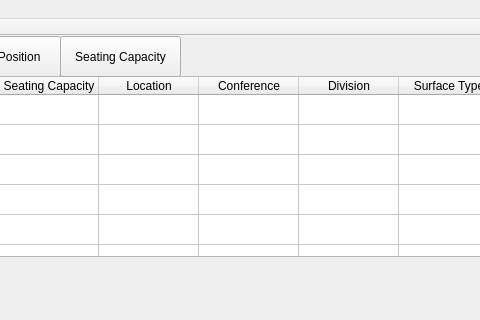
Old version of the form mainwindow.ui in the repository Ling2251/CS1C-NFL_Porject; both pictures show x 370 to 850 and y 0 to 320 of the 1328 by 874 pixel window.
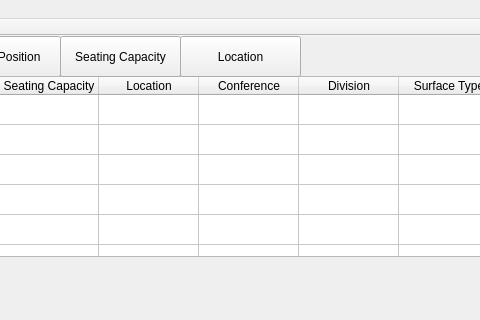
New version of the form. Icons and pictures are not drawn.

Commit message: location sorting fix

Patch:
```diff
--- a/mainwindow.ui
+++ b/mainwindow.ui
@@ -688,6 +688,19 @@
      <string>Seating Capacity</string>
     </property>
    </widget>
+   <widget class="QPushButton" name="pushButton_2">
+    <property name="geometry">
+     <rect>
+      <x>550</x>
+      <y>0</y>
+      <width>121</width>
+      <height>41</height>
+     </rect>
+    </property>
+    <property name="text">
+     <string>Location</string>
+    </property>
+   </widget>
   </widget>
   <widget class="QStatusBar" name="statusbar"/>
   <widget class="QMenuBar" name="menuBar">
```
The commit also changes 2 other files.
